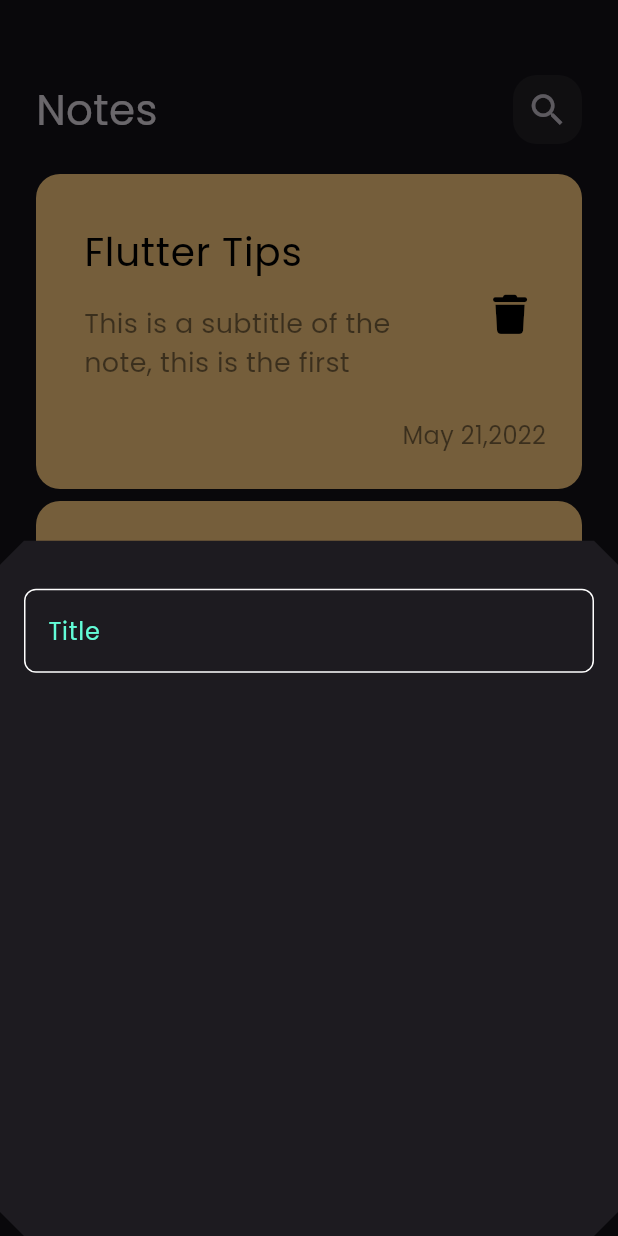
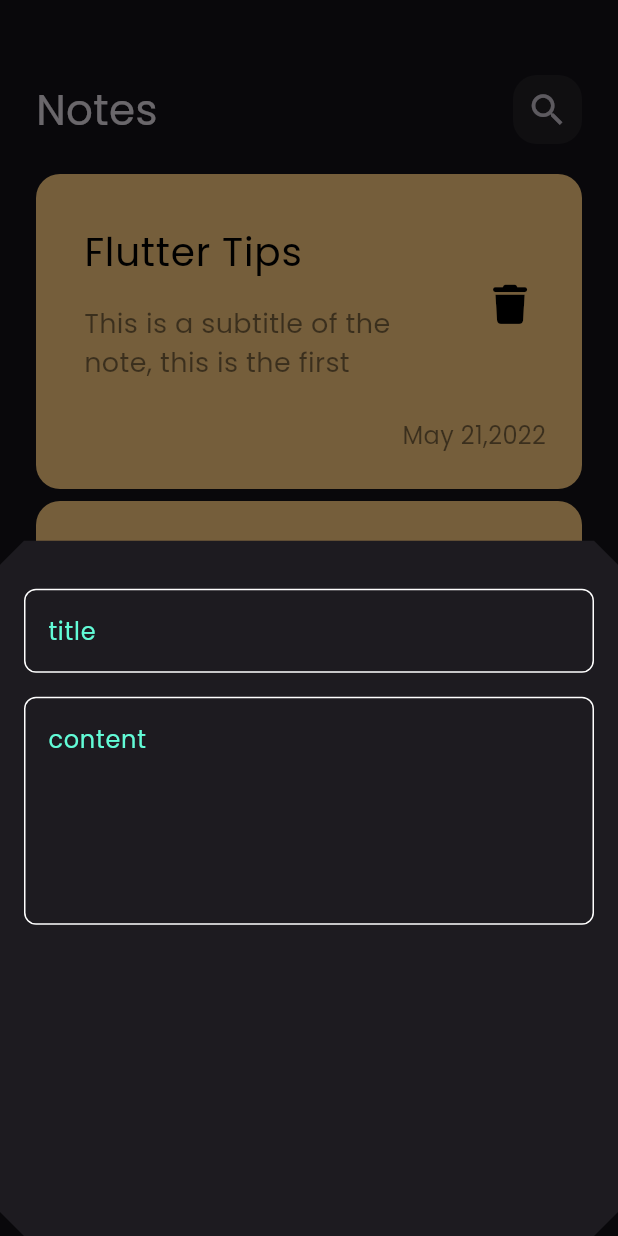
Before and after one commit to mano299/notes_app, a Flutter app: the screen it shows after launch, after a tap on the "add" icon, on a phone screen of 412 x 824 dp. Run offline on Flutter 3.47's test engine with Material 3 defaults, Android fonts, the phone set to English and light mode, and no system bars; our stand-ins replace font_awesome_flutter.

Commit message:
add notes text fields to bottom sheet

```diff
--- a/lib/widgets/add_note_bottom_sheet.dart
+++ b/lib/widgets/add_note_bottom_sheet.dart
@@ -10,7 +10,14 @@ class AddNoteBottomSheet extends StatelessWidget {
       child: Column(
         children: [
           SizedBox(height: 32),
-          CustomTextField(),
+          CustomTextField(
+            hint: 'title',
+          ),
+          SizedBox(height: 16),
+          CustomTextField(
+            hint: 'content',
+            maxLines: 5,
+          ),
         ],
       ),
     );
--- a/lib/widgets/custom_text_field.dart
+++ b/lib/widgets/custom_text_field.dart
@@ -2,14 +2,17 @@ import 'package:flutter/material.dart';
 import 'package:notes_app/constants.dart';
 
 class CustomTextField extends StatelessWidget {
-  const CustomTextField({super.key});
+  const CustomTextField({super.key, required this.hint, this.maxLines = 1});
 
+  final String hint;
+  final int maxLines;
   @override
   Widget build(BuildContext context) {
     return TextField(
+      maxLines: maxLines,
       cursorColor: kPrimaryColor,
       decoration: InputDecoration(
-        hintText: 'Title',
+        hintText: hint,
         hintStyle: TextStyle(color: kPrimaryColor),
         border: borderBuilder(),
         enabledBorder: borderBuilder(),
--- a/lib/widgets/note_item.dart
+++ b/lib/widgets/note_item.dart
@@ -37,12 +37,15 @@ class NoteItem extends StatelessWidget {
                   ),
                 ),
               ),
-              trailing: IconButton(
-                onPressed: () {},
-                icon: Icon(
-                  FontAwesomeIcons.trash,
-                  color: Colors.black,
-                  size: 26,
+              trailing: Padding(
+                padding: const EdgeInsets.only(bottom: 16.0),
+                child: IconButton(
+                  onPressed: () {},
+                  icon: Icon(
+                    FontAwesomeIcons.trash,
+                    color: Colors.black,
+                    size: 26,
+                  ),
                 ),
               ),
             ),
```
